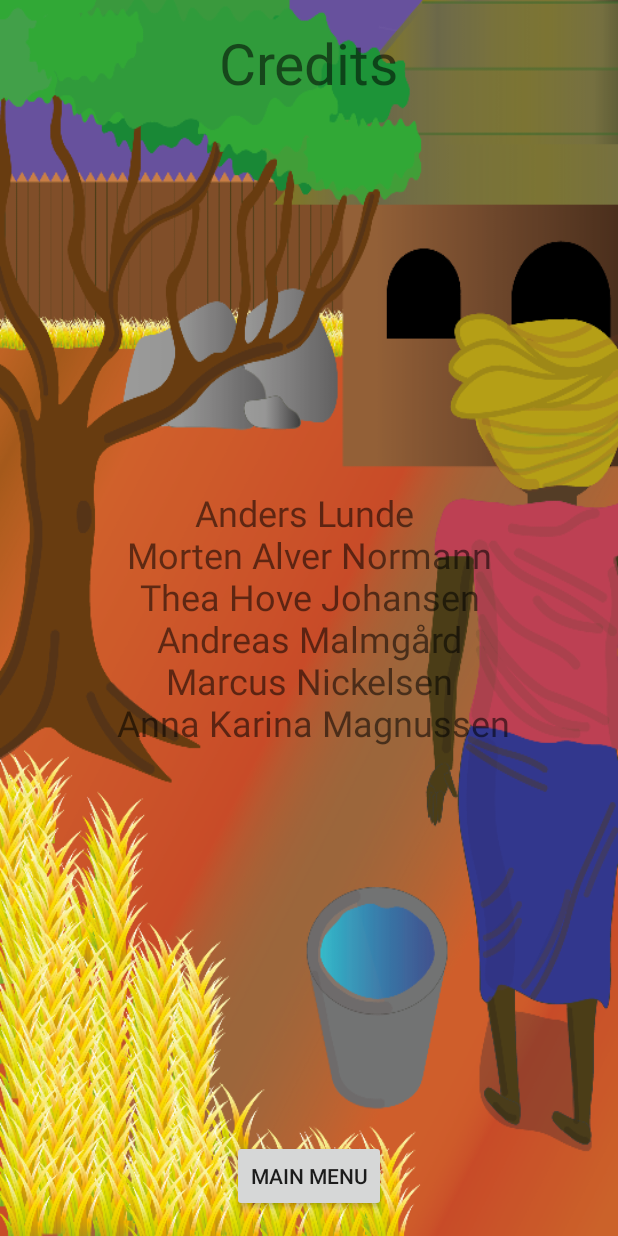
After one commit to Agfct/MagicaeLudos, an Android app: the layout activity_credits.xml on its own in the app's theme, with its tools: preview values and no code run, on a phone screen of 412 x 824 dp. The commit adds this screen. Run offline under Robolectric (Android 15) with nearby library versions, the phone set to English and light mode, and no system bars.

Commit message:
add credits
added credits screen
not connected to any other screen at the moment.

```diff
--- /dev/null
+++ b/app/src/main/java/com/magicaeludos/mobile/magicaeludos/implementation/activities/CreditsActivity.java
@@ -0,0 +1,23 @@
+package com.magicaeludos.mobile.magicaeludos.implementation.activities;
+import android.os.Bundle;
+import android.util.Log;
+import android.view.View;
+
+import com.magicaeludos.mobile.magicaeludos.R;
+import com.magicaeludos.mobile.magicaeludos.framework.MotherActivity;
+public class CreditsActivity extends MotherActivity {
+    @Override
+    protected void onCreate(Bundle savedInstanceState) {
+        super.onCreate(savedInstanceState);
+        setContentView(R.layout.activity_credits);
+    }
+
+
+    public void goToMainActivity(View view){
+        Log.w("CreditsActivity", "Going to Main Menu");
+        goTo(MainActivity.class);
+    }
+
+
+
+}
--- /dev/null
+++ b/app/src/main/res/layout/activity_credits.xml
@@ -0,0 +1,39 @@
+<?xml version="1.0" encoding="utf-8"?>
+<RelativeLayout
+    xmlns:android="http://schemas.android.com/apk/res/android"
+    xmlns:tools="http://schemas.android.com/tools"
+    android:layout_width="match_parent"
+    android:layout_height="match_parent"
+    android:paddingBottom="@dimen/activity_vertical_margin"
+    android:paddingLeft="@dimen/activity_horizontal_margin"
+    android:paddingRight="@dimen/activity_horizontal_margin"
+    android:paddingTop="@dimen/activity_vertical_margin"
+    android:background="@drawable/background_menu"
+    tools:context=".implementation.activities.MainActivity">
+
+    <TextView
+        android:id="@+id/header_credits"
+        android:layout_width="wrap_content"
+        android:layout_height="wrap_content"
+        android:text="Credits"
+        android:textSize="@dimen/large_text"
+        android:layout_alignParentTop="true"
+        android:layout_centerHorizontal="true"/>
+    <TextView
+        android:id="@+id/txt_credits"
+        android:layout_width="wrap_content"
+        android:layout_height="wrap_content"
+        android:text="@string/credits"
+        android:textSize="@dimen/medium_text"
+        android:gravity="center"
+        android:layout_centerVertical="true"
+        android:layout_centerHorizontal="true"/>
+    <Button
+        android:id="@+id/btnMainMenu"
+        android:layout_width="wrap_content"
+        android:layout_height="wrap_content"
+        android:onClick="goToMainActivity"
+        android:text="Main Menu"
+        android:layout_alignParentBottom="true"
+        android:layout_centerHorizontal="true"/>
+</RelativeLayout>
--- a/app/src/main/res/values/strings.xml
+++ b/app/src/main/res/values/strings.xml
@@ -1,5 +1,7 @@
 <resources>
     <string name="app_name">MagicaeLudos</string>
+
+    <string name="credits">Anders Lunde \n Morten Alver Normann \n Thea Hove Johansen \n Andreas Malmgård \n Marcus Nickelsen \n Anna Karina Magnussen</string>
 
     <!-- Strings that must not change-->
     <string name="profile_preferences">com.magicaeludos.profile</string>
```
